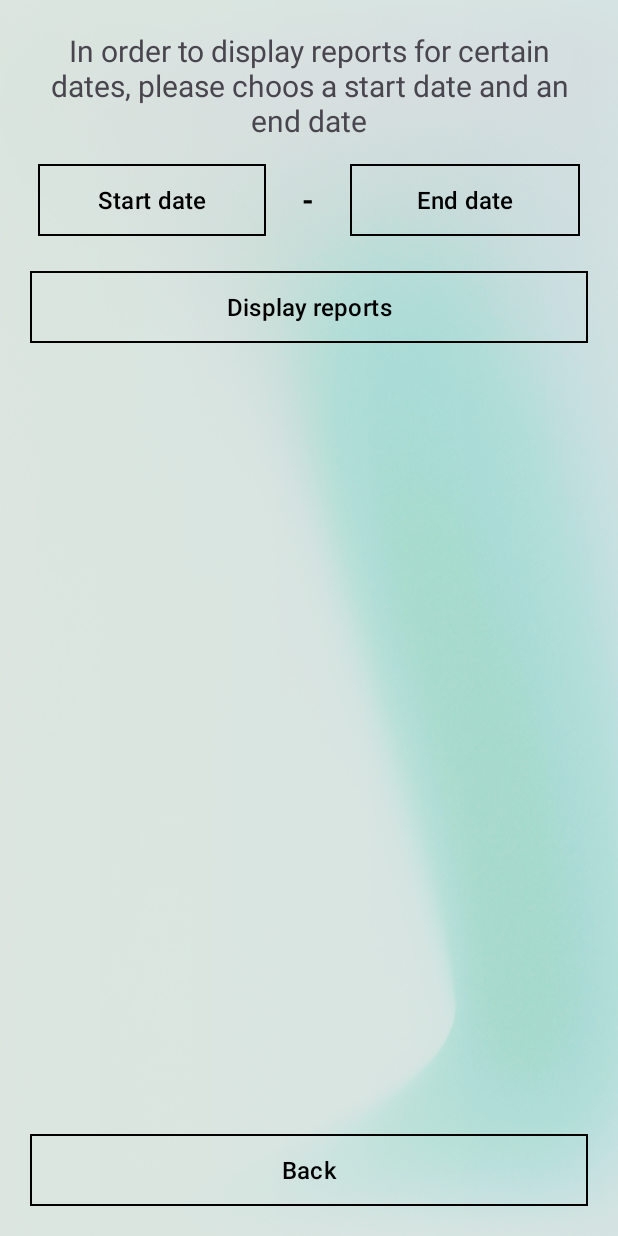
After one commit to AlxKovlv/GeoClock, an Android app: the ReportsFragment screen opened through its navigation route, on a phone screen of 412 x 824 dp. The commit adds this screen. Run offline under Robolectric (Android 15) with nearby library versions, the phone set to English and light mode, and no system bars; our stand-ins replace Firebase (no records; nobody signed in at launch, a user with empty details on screens opened directly); libraries missing offline, so code that uses them is left out: com.google.rpc.context.

Commit message:
Added reports fragment to show reports based on dates

```diff
--- a/app/src/main/AndroidManifest.xml
+++ b/app/src/main/AndroidManifest.xml
@@ -7,6 +7,7 @@
 
     <application
         android:allowBackup="true"
+        android:supportsRtl="true"
         android:dataExtractionRules="@xml/data_extraction_rules"
         android:fullBackupContent="@xml/backup_rules"
         android:icon="@mipmap/ic_launcher"
--- a/app/src/main/java/com/example/geoclock/repos/CardRepository.kt
+++ b/app/src/main/java/com/example/geoclock/repos/CardRepository.kt
@@ -14,5 +14,6 @@ interface CardRepository {
     suspend fun setDate(cardId:String, date:String) : Resource<Void>
     suspend fun getCards() : Resource<List<Card>>
     fun getCardsLiveData(data: MutableLiveData<Resource<List<Card>>>)
+    suspend fun getCardsInRange(startDate: String, endDate: String): Resource<List<Card>>
 
 }
--- a/app/src/main/java/com/example/geoclock/ui/home/AdminHomeFragment.kt
+++ b/app/src/main/java/com/example/geoclock/ui/home/AdminHomeFragment.kt
@@ -25,7 +25,7 @@ class AdminHomeFragment : Fragment() {
         binding = FragmentHomeAdminBinding.inflate(inflater, container, false)
         binding.btnLogOut.setOnClickListener{
             viewModel.sighOut()
-            findNavController().navigate(R.id.action_aminHomeFragment_to_loginFragment)
+            //findNavController().navigate(R.id.action_aminHomeFragment_to_loginFragment)
         }
         return binding.root
     }
--- a/app/src/main/java/com/example/geoclock/ui/register/RegisterFragment.kt
+++ b/app/src/main/java/com/example/geoclock/ui/register/RegisterFragment.kt
@@ -58,6 +58,5 @@ class RegisterFragment : Fragment() {
                 }
             }
         }
-
     }
 }
--- /dev/null
+++ b/app/src/main/java/com/example/geoclock/ui/reports/ReportsFragment.kt
@@ -0,0 +1,176 @@
+package com.example.geoclock.ui.reports
+
+import android.app.DatePickerDialog
+import android.os.Bundle
+import android.util.Log
+import androidx.fragment.app.Fragment
+import android.view.LayoutInflater
+import android.view.View
+import android.view.ViewGroup
+import android.widget.Toast
+import androidx.fragment.app.viewModels
+import androidx.lifecycle.MutableLiveData
+import androidx.navigation.fragment.findNavController
+import androidx.recyclerview.widget.LinearLayoutManager
+import com.example.geoclock.R
+import com.example.geoclock.databinding.FragmentHomeBinding
+import com.example.geoclock.databinding.FragmentReportsBinding
+import com.example.geoclock.model.Card
+import com.example.geoclock.repos.CardRepository
+import com.example.geoclock.repos.firebaseImpl.AuthRepositoryFirebase
+import com.example.geoclock.repos.firebaseImpl.CardRepositoryFirebase
+import com.example.geoclock.ui.home.CardsAdapter
+import com.example.geoclock.ui.home.HomeViewModel
+import com.example.geoclock.util.Resource
+import com.example.geoclock.util.autoCleared
+import java.text.SimpleDateFormat
+import java.util.Calendar
+import java.util.Locale
+
+// TODO: Rename parameter arguments, choose names that match
+// the fragment initialization parameters, e.g. ARG_ITEM_NUMBER
+private const val ARG_PARAM1 = "param1"
+private const val ARG_PARAM2 = "param2"
+
+/**
+ * A simple [Fragment] subclass.
+ * Use the [ReportsFragment.newInstance] factory method to
+ * create an instance of this fragment.
+ */
+class ReportsFragment : Fragment() {
+    // TODO: Rename and change types of parameters
+    private var param1: String? = null
+    private var param2: String? = null
+
+    private var binding:FragmentReportsBinding by autoCleared()
+
+    private val viewModel: ReportsViewModel by viewModels {
+        ReportsViewModel.ReportsViewModelFactory(CardRepositoryFirebase())
+    }
+    private var selectedButtonId: Int = 0
+    private var startDate: String = ""
+    private var endDate: String = ""
+
+    companion object {
+        /**
+         * Use this factory method to create a new instance of
+         * this fragment using the provided parameters.
+         *
+         * @param param1 Parameter 1.
+         * @param param2 Parameter 2.
+         * @return A new instance of fragment ReportsFragment.
+         */
+        // TODO: Rename and change types and number of parameters
+        @JvmStatic
+        fun newInstance(param1: String, param2: String) =
+            ReportsFragment().apply {
+                arguments = Bundle().apply {
+                    putString(ARG_PARAM1, param1)
+                    putString(ARG_PARAM2, param2)
+                }
+            }
+    }
+
+    override fun onCreate(savedInstanceState: Bundle?) {
+        super.onCreate(savedInstanceState)
+        arguments?.let {
+            param1 = it.getString(ARG_PARAM1)
+            param2 = it.getString(ARG_PARAM2)
+        }
+    }
+
+    override fun onCreateView(
+        inflater: LayoutInflater, container: ViewGroup?,
+        savedInstanceState: Bundle?
+    ): View? {
+        // Inflate the layout for this fragment
+        binding = FragmentReportsBinding.inflate(inflater, container, false)
+
+        binding.btnStartDate.setOnClickListener {
+            selectedButtonId = R.id.btn_start_date
+            showDatePickerDialog()
+        }
+
+        binding.btnEndDate.setOnClickListener {
+            selectedButtonId = R.id.btn_end_date
+            showDatePickerDialog()
+        }
+
+        binding.btnBack.setOnClickListener {
+            findNavController().navigate(R.id.action_reportsFragment_to_homeFragment)
+        }
+
+        binding.btnShowCards.setOnClickListener {
+           if(startDate != "" && endDate != ""){
+                viewModel.getFilteredCards(startDate, endDate)
+            }else{
+                Toast.makeText(requireContext(),"Please enter both start and end date",Toast.LENGTH_SHORT).show()
+            }
+            Log.d("TAG", "start date: $startDate, end date: $endDate")
+        }
+
+        return binding.root
+    }
+
+    override fun onViewCreated(view: View, savedInstanceState: Bundle?) {
+        super.onViewCreated(view, savedInstanceState)
+
+        binding.recycler.layoutManager = LinearLayoutManager(requireContext())
+
+        binding.recycler.adapter = CardsAdapter(object : CardsAdapter.CardListener {
+            override fun onCardClicked(card: Card) {
+
+            }
+
+            override fun onCardLongClicked(card: Card) {
+
+            }
+        })
+
+        // Observe filtered cards
+        viewModel.filteredCards.observe(viewLifecycleOwner) { resource ->
+            when (resource) {
+                is Resource.Success -> {
+                    // Update RecyclerView with filtered cards
+                    (binding.recycler.adapter as? CardsAdapter)?.setCards(resource.data ?: emptyList())
+                }
+                is Resource.Error -> {
+                    // Handle error
+                    Toast.makeText(requireContext(), resource.message ?: "Filtered card error", Toast.LENGTH_SHORT).show()
+                }
+                is Resource.Loading -> {
+                    // Show loading indicator if needed
+                }
+            }
+        }
+    }
+
+    fun showDatePickerDialog() {
+        val calendarInstance = Calendar.getInstance()
+        val listener = DatePickerDialog.OnDateSetListener { view, year, month, dayOfMonth ->
+            val selectedDate = "${formatTwoDigits(dayOfMonth)}/${formatTwoDigits(month + 1)}/$year"
+            when (selectedButtonId) {
+                R.id.btn_start_date -> {
+                    binding.btnStartDate.text = selectedDate
+                    startDate = selectedDate
+                }
+                R.id.btn_end_date -> {
+                    binding.btnEndDate.text = selectedDate
+                    endDate = selectedDate
+                }
+            }
+        }
+        val datePickerDialog = DatePickerDialog(
+            requireContext(), listener,
+            calendarInstance.get(Calendar.YEAR),
+            calendarInstance.get(Calendar.MONTH),
+            calendarInstance.get(Calendar.DAY_OF_MONTH)
+        )
+        datePickerDialog.show()
+    }
+
+    private fun formatTwoDigits(number: Int): String {
+        return if (number < 10) "0$number" else number.toString()
+    }
+
+}
--- /dev/null
+++ b/app/src/main/java/com/example/geoclock/ui/reports/ReportsViewModel.kt
@@ -0,0 +1,32 @@
+package com.example.geoclock.ui.reports
+
+import androidx.lifecycle.LiveData
+import androidx.lifecycle.MutableLiveData
+import androidx.lifecycle.ViewModel
+import androidx.lifecycle.ViewModelProvider
+import androidx.lifecycle.viewModelScope
+import androidx.lifecycle.viewmodel.CreationExtras
+import com.example.geoclock.model.Card
+import com.example.geoclock.repos.CardRepository
+import com.example.geoclock.util.Resource
+import kotlinx.coroutines.launch
+
+class ReportsViewModel(private val cardRepository: CardRepository) : ViewModel() {
+
+    private val _filteredCards = MutableLiveData<Resource<List<Card>>>()
+    val filteredCards: LiveData<Resource<List<Card>>> = _filteredCards
+
+    fun getFilteredCards(startDate: String, endDate: String) {
+        viewModelScope.launch {
+            // Fetch cards based on the date range
+            val result = cardRepository.getCardsInRange(startDate, endDate)
+            _filteredCards.postValue(result)
+        }
+    }
+
+    class ReportsViewModelFactory(private val cardRepository: CardRepository) : ViewModelProvider.NewInstanceFactory() {
+        override fun <T : ViewModel> create(modelClass: Class<T>, extras: CreationExtras): T {
+            return ReportsViewModel(cardRepository) as T
+        }
+    }
+}
--- a/app/src/main/res/layout/fragment_home.xml
+++ b/app/src/main/res/layout/fragment_home.xml
@@ -71,12 +71,13 @@
             <com.google.android.material.button.MaterialButton
                 android:layout_width="0dp"
                 android:layout_height="wrap_content"
-                android:text="Button"
+                android:text="@string/reports"
                 android:textColor="@android:color/black"
                 android:background="@drawable/custom_text_input_layout_bg"
                 android:textSize="16sp"
                 android:layout_margin="5dp"
-                android:layout_weight="1"/>
+                android:layout_weight="1"
+                android:id="@+id/btn_reports"/>
 
             <com.google.android.material.button.MaterialButton
                 android:id="@+id/btn_log_out"
--- /dev/null
+++ b/app/src/main/res/layout/fragment_reports.xml
@@ -0,0 +1,87 @@
+<?xml version="1.0" encoding="utf-8"?>
+<LinearLayout xmlns:android="http://schemas.android.com/apk/res/android"
+    xmlns:tools="http://schemas.android.com/tools"
+    android:layout_width="match_parent"
+    android:layout_height="match_parent"
+    tools:context=".ui.reports.ReportsFragment"
+    android:padding="20dp"
+    android:orientation="vertical">
+
+    <!-- TODO: Update blank fragment layout -->
+    <TextView
+        android:layout_width="match_parent"
+        android:layout_height="wrap_content"
+        android:text="@string/reports_fragment_headline"
+        android:gravity="center"
+        android:textSize="20sp"/>
+    <LinearLayout
+        android:layout_width="match_parent"
+        android:layout_height="wrap_content"
+        android:orientation="horizontal"
+        android:layout_marginVertical="10dp">
+
+        <com.google.android.material.button.MaterialButton
+            android:layout_width="0dp"
+            android:layout_height="match_parent"
+            android:text="@string/start_date"
+            android:textSize="16sp"
+            android:textColor="@android:color/black"
+            android:background="@drawable/custom_text_input_layout_bg"
+            android:layout_margin="5dp"
+            android:layout_weight="1"
+            android:id="@+id/btn_start_date"
+            />
+
+        <TextView
+            android:layout_width="0dp"
+            android:layout_height="match_parent"
+            android:text="-"
+            android:textStyle="bold"
+            android:gravity="center"
+            android:textSize="20sp"
+            android:textColor="@android:color/black"
+
+            android:layout_weight=".3"/>
+
+        <com.google.android.material.button.MaterialButton
+            android:layout_width="0dp"
+            android:layout_height="match_parent"
+            android:text="@string/end_date"
+            android:textSize="16sp"
+            android:textColor="@android:color/black"
+            android:background="@drawable/custom_text_input_layout_bg"
+            android:layout_margin="5dp"
+            android:layout_weight="1"
+            android:id="@+id/btn_end_date"
+            />
+    </LinearLayout>
+
+    <com.google.android.material.button.MaterialButton
+        android:layout_width="match_parent"
+        android:layout_height="wrap_content"
+        android:text="@string/show_cards"
+        android:textSize="16sp"
+        android:textColor="@android:color/black"
+        android:background="@drawable/custom_text_input_layout_bg"
+        android:layout_marginVertical="8dp"
+        android:id="@+id/btn_show_cards"
+        />
+
+    <androidx.recyclerview.widget.RecyclerView
+        android:layout_width="match_parent"
+        android:layout_height="0dp"
+        android:id="@+id/recycler"
+        android:layout_weight="8"
+        android:layout_marginVertical="10dp"/>
+
+    <com.google.android.material.button.MaterialButton
+        android:layout_width="match_parent"
+        android:layout_height="wrap_content"
+        android:text="Back"
+        android:textSize="16sp"
+        android:textColor="@android:color/black"
+        android:background="@drawable/custom_text_input_layout_bg"
+        android:layout_marginTop="5dp"
+        android:id="@+id/btn_back"/>
+
+</LinearLayout>
--- a/app/src/main/res/navigation/my_nav.xml
+++ b/app/src/main/res/navigation/my_nav.xml
@@ -37,5 +37,17 @@
             android:id="@+id/action_homeFragment_to_loginFragment"
             app:destination="@id/loginFragment"
             app:popUpTo="@id/my_nav" />
+        <action
+            android:id="@+id/action_homeFragment_to_reportsFragment"
+            app:destination="@id/reportsFragment" />
+    </fragment>
+    <fragment
+        android:id="@+id/reportsFragment"
+        android:name="com.example.geoclock.ui.reports.ReportsFragment"
+        android:label="fragment_reports"
+        tools:layout="@layout/fragment_reports" >
+        <action
+            android:id="@+id/action_reportsFragment_to_homeFragment"
+            app:destination="@id/homeFragment" />
     </fragment>
 </navigation>
--- a/app/src/main/res/values/strings.xml
+++ b/app/src/main/res/values/strings.xml
@@ -33,4 +33,10 @@
     <string name="time">Time:</string>
     <string name="date">Date:</string>
     <string name="are_you_sure_you_want_to_start">Are you sure you want to start?</string>
+    <string name="reports">Reports</string>
+    <string name="to">To</string>
+    <string name="start_date">Start date</string>
+    <string name="end_date">End date</string>
+    <string name="show_cards">Display reports</string>
+    <string name="reports_fragment_headline">In order to display reports for certain dates, please choos a start date and an end date</string>
 </resources>
```
Also changed, not shown: app/src/main/java/com/example/geoclock/repos/firebaseImpl/CardRepositoryFirebase.kt (+31 -0 lines), app/src/main/java/com/example/geoclock/ui/home/HomeFragment.kt (+18 -1 lines), 1 other file.
